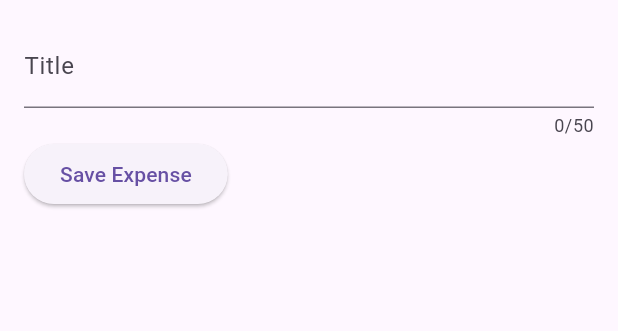
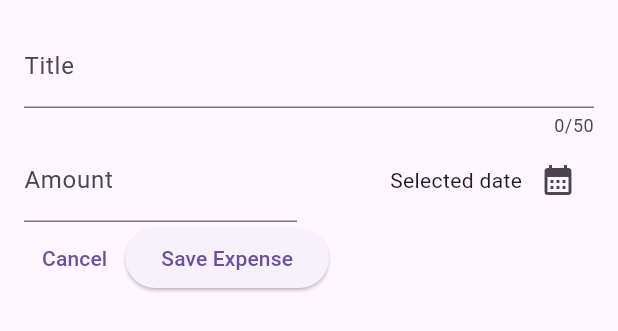
Before and after one commit to IsharaNawa/expense-tracker, a Flutter app: the NewExpense widget shown alone on an empty page, opened directly, on a phone screen of 412 x 824 dp. Shown: the top 331 px of the screen. Run offline on Flutter 3.47's test engine with Material 3 defaults, Android fonts, the phone set to English and light mode, and no system bars.

Commit message:
added the date picker

```diff
--- a/lib/widgets/new_expense.dart
+++ b/lib/widgets/new_expense.dart
@@ -13,12 +13,25 @@ class NewExpense extends StatefulWidget {
 
 class _NewExpenseState extends State<NewExpense> {
   final TextEditingController titleController = TextEditingController();
+  final TextEditingController amountController = TextEditingController();
 
   // dispose must be called on every controller otherwise memeory would not be released
   @override
   void dispose() {
     titleController.dispose();
+    amountController.dispose();
     super.dispose();
+  }
+
+  // add the date picker
+  void _presentDatePicker() {
+    final now = DateTime.now();
+    final firstDate = DateTime(now.year - 1, now.month, now.day);
+    showDatePicker(
+        context: context,
+        initialDate: now,
+        firstDate: firstDate,
+        lastDate: now);
   }
 
   @override
@@ -36,11 +49,61 @@ class _NewExpenseState extends State<NewExpense> {
           ),
           Row(
             children: [
+              // wrap the text field with exapnded
+              // because it gives some errors(similar to nested cols/rows)
+              Expanded(
+                child: TextField(
+                  controller: amountController,
+                  keyboardType: TextInputType.number,
+                  decoration: const InputDecoration(
+                    prefixText: "\$ ",
+                    label: Text("Amount"),
+                  ),
+                ),
+              ),
+              const SizedBox(
+                width: 16,
+              ),
+
+              // wrap with expanded to avoid rows for nested Row
+              Expanded(
+                child: Row(
+                  // push the widgets to the end of the row
+                  mainAxisAlignment: MainAxisAlignment.end,
+
+                  // center widgets vertically
+                  crossAxisAlignment: CrossAxisAlignment.center,
+
+                  children: [
+                    Text("Selected date"),
+                    IconButton(
+                      onPressed: _presentDatePicker,
+                      icon: const Icon(
+                        Icons.calendar_month,
+                      ),
+                    )
+                  ],
+                ),
+              ),
+            ],
+          ),
+          Row(
+            children: [
+              TextButton(
+                onPressed: () {
+                  // we should use the Navigator to the original screen
+                  // this would disappear the modal overlay
+                  Navigator.pop(context);
+                },
+                child: Text("Cancel"),
+              ),
               ElevatedButton(
-                  onPressed: () {
-                    print(titleController.text);
-                  },
-                  child: const Text("Save Expense"))
+                onPressed: () {
+                  print(titleController.text);
+                  print(amountController.text);
+                },
+                child: const Text("Save Expense"),
+              ),
             ],
           )
         ],
```
Also changed, not shown: 1 other file.
